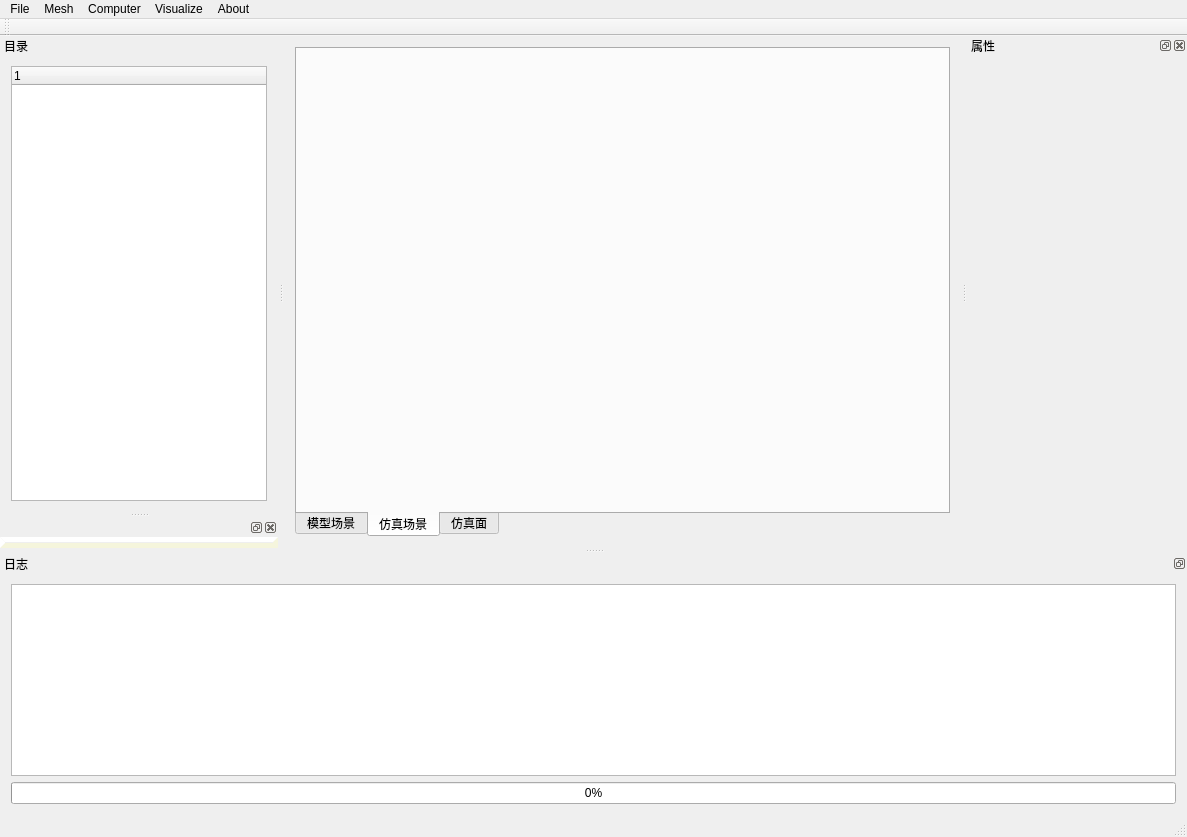
The window that mainwindow.ui (joilee/SCS_openMesh) describes before a commit, drawn with Qt 5.
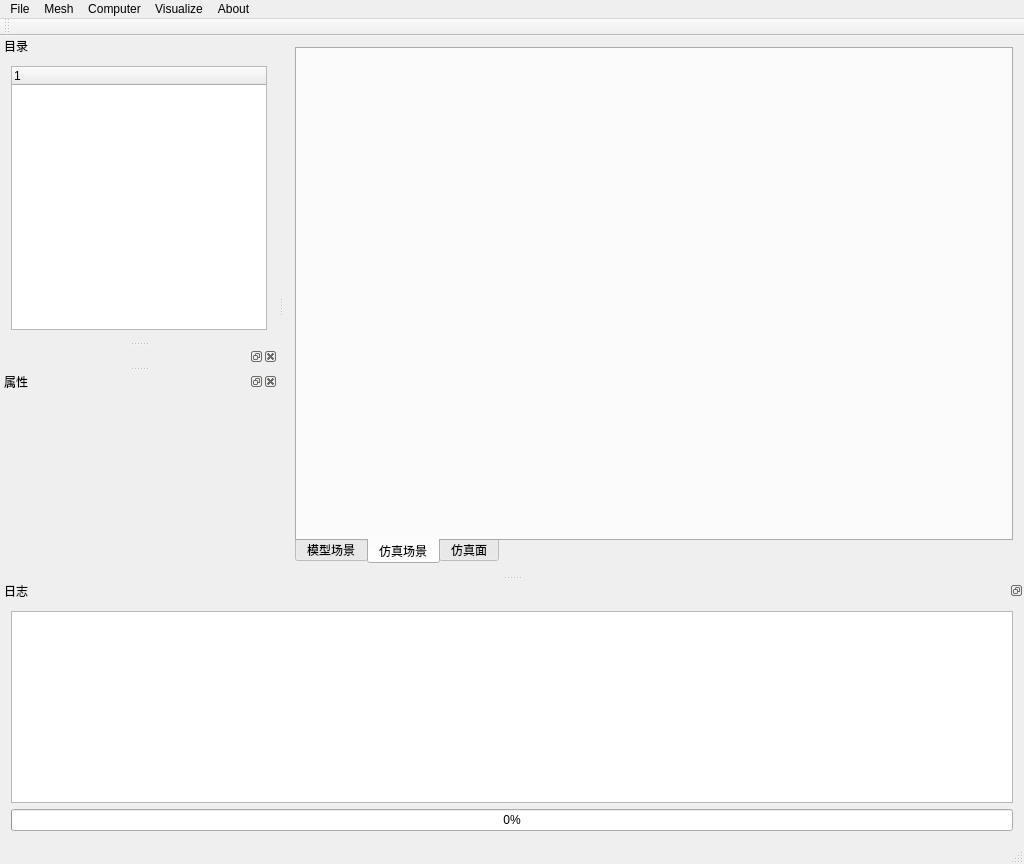
The same window after the commit. Custom widgets are drawn as their Qt base class.

The edit to the form file:
```diff
--- a/mainwindow.ui
+++ b/mainwindow.ui
@@ -6,8 +6,8 @@
    <rect>
     <x>0</x>
     <y>0</y>
-    <width>1187</width>
-    <height>837</height>
+    <width>1024</width>
+    <height>864</height>
    </rect>
   </property>
   <property name="minimumSize">
@@ -59,7 +59,7 @@
     <rect>
      <x>0</x>
      <y>0</y>
-     <width>1187</width>
+     <width>1024</width>
      <height>23</height>
     </rect>
    </property>
@@ -232,7 +232,7 @@
     <string>属性</string>
    </property>
    <attribute name="dockWidgetArea">
-    <number>2</number>
+    <number>1</number>
    </attribute>
    <widget class="QWidget" name="dockWidgetContents_6">
     <layout class="QVBoxLayout" name="verticalLayout_4"/>
```
Left out of the diff: 9 changed lines with no effect on the pictures.
